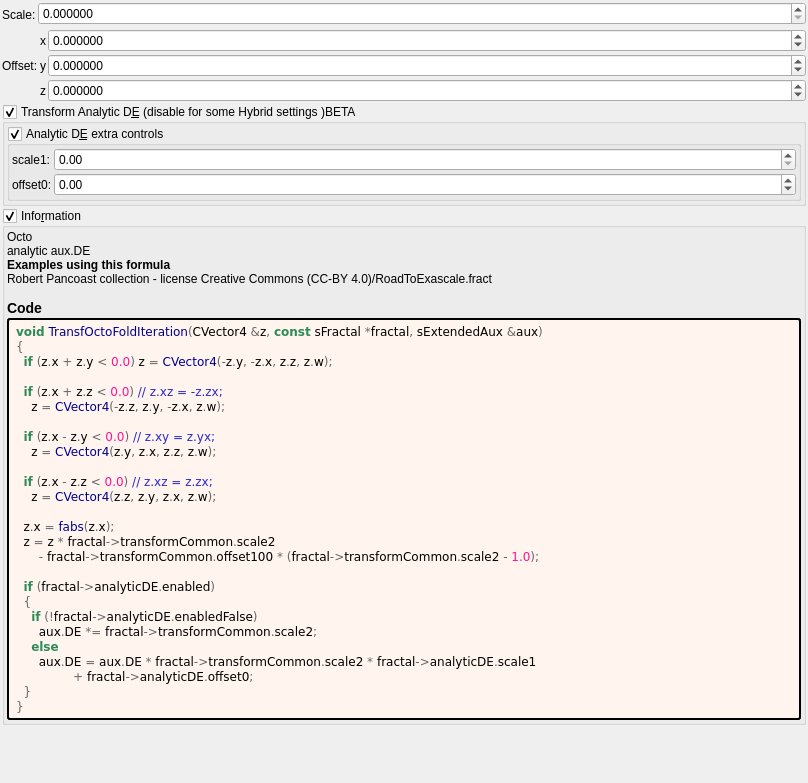
First picture: the form in mandelbulber2/formula/ui/transf_octo_fold.ui, repository buddhi1980/mandelbulber2, before the edit.
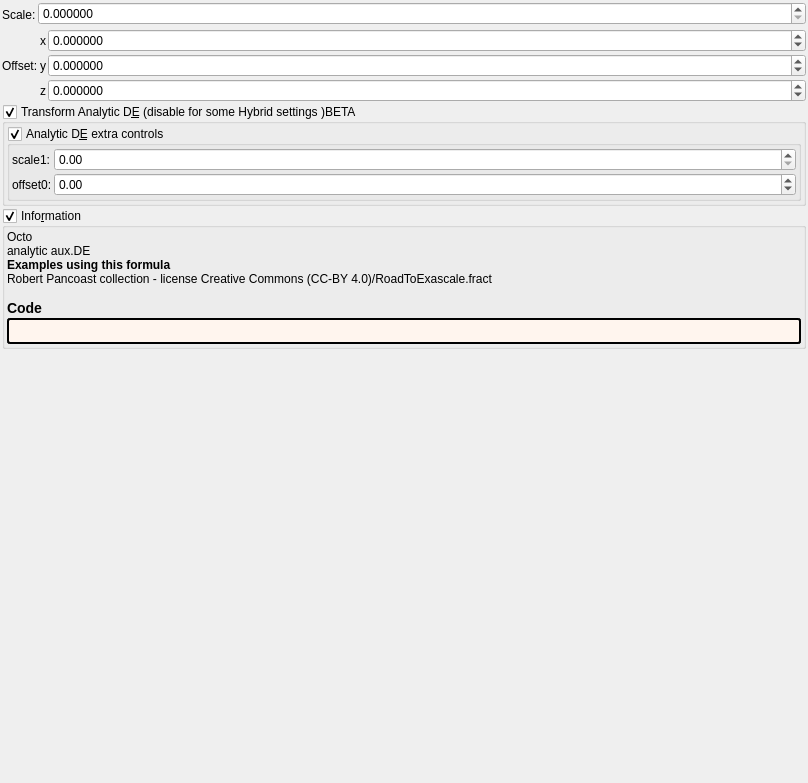
Second picture: the form after the edit. Custom widgets are drawn as their Qt base class.

```diff
--- a/mandelbulber2/formula/ui/transf_octo_fold.ui
+++ b/mandelbulber2/formula/ui/transf_octo_fold.ui
@@ -372,35 +372,7 @@
          <string notr="true">border-style: outset; border-width: 2px; border-radius: 3px; border-color: black; background-color: #fff5ee; padding: 4px;</string>
         </property>
         <property name="text">
-         <string notr="true">&lt;body style=&quot;background-color:#fff5ee&quot;&gt;
-&lt;pre style=&quot;color:#000000; background-color:#fff5ee;  font-family:'Courier New',monospace;&quot;&gt;&lt;span style=&quot;color:#2e8b57; font-weight:bold&quot;&gt;void&lt;/span&gt; &lt;span style=&quot;color:#00008f&quot;&gt;TransfOctoFoldIteration&lt;/span&gt;&lt;span style=&quot;color:#676767&quot;&gt;(&lt;/span&gt;CVector4 &lt;span style=&quot;color:#676767&quot;&gt;&amp;amp;&lt;/span&gt;z&lt;span style=&quot;color:#676767&quot;&gt;,&lt;/span&gt; &lt;span style=&quot;color:#2e8b57; font-weight:bold&quot;&gt;const&lt;/span&gt; sFractal &lt;span style=&quot;color:#676767&quot;&gt;*&lt;/span&gt;fractal&lt;span style=&quot;color:#676767&quot;&gt;,&lt;/span&gt; sExtendedAux &lt;span style=&quot;color:#676767&quot;&gt;&amp;amp;&lt;/span&gt;aux&lt;span style=&quot;color:#676767&quot;&gt;)&lt;/span&gt;
-&lt;span style=&quot;color:#676767&quot;&gt;{&lt;/span&gt;
-  &lt;span style=&quot;color:#2e8b57; font-weight:bold&quot;&gt;if&lt;/span&gt; &lt;span style=&quot;color:#676767&quot;&gt;(&lt;/span&gt;z&lt;span style=&quot;color:#676767&quot;&gt;.&lt;/span&gt;x &lt;span style=&quot;color:#676767&quot;&gt;+&lt;/span&gt; z&lt;span style=&quot;color:#676767&quot;&gt;.&lt;/span&gt;y &lt;span style=&quot;color:#676767&quot;&gt;&amp;lt;&lt;/span&gt; &lt;span style=&quot;color:#ff1493&quot;&gt;0.0&lt;/span&gt;&lt;span style=&quot;color:#676767&quot;&gt;)&lt;/span&gt; z &lt;span style=&quot;color:#676767&quot;&gt;=&lt;/span&gt; &lt;span style=&quot;color:#00008f&quot;&gt;CVector4&lt;/span&gt;&lt;span style=&quot;color:#676767&quot;&gt;(-&lt;/span&gt;z&lt;span style=&quot;color:#676767&quot;&gt;.&lt;/span&gt;y&lt;span style=&quot;color:#676767&quot;&gt;, -&lt;/span&gt;z&lt;span style=&quot;color:#676767&quot;&gt;.&lt;/span&gt;x&lt;span style=&quot;color:#676767&quot;&gt;,&lt;/span&gt; z&lt;span style=&quot;color:#676767&quot;&gt;.&lt;/span&gt;z&lt;span style=&quot;color:#676767&quot;&gt;,&lt;/span&gt; z&lt;span style=&quot;color:#676767&quot;&gt;.&lt;/span&gt;w&lt;span style=&quot;color:#676767&quot;&gt;);&lt;/span&gt;
-
-  &lt;span style=&quot;color:#2e8b57; font-weight:bold&quot;&gt;if&lt;/span&gt; &lt;span style=&quot;color:#676767&quot;&gt;(&lt;/span&gt;z&lt;span style=&quot;color:#676767&quot;&gt;.&lt;/span&gt;x &lt;span style=&quot;color:#676767&quot;&gt;+&lt;/span&gt; z&lt;span style=&quot;color:#676767&quot;&gt;.&lt;/span&gt;z &lt;span style=&quot;color:#676767&quot;&gt;&amp;lt;&lt;/span&gt; &lt;span style=&quot;color:#ff1493&quot;&gt;0.0&lt;/span&gt;&lt;span style=&quot;color:#676767&quot;&gt;)&lt;/span&gt; &lt;span style=&quot;color:#2929cc&quot;&gt;// z.xz = -z.zx;&lt;/span&gt;
-    z &lt;span style=&quot;color:#676767&quot;&gt;=&lt;/span&gt; &lt;span style=&quot;color:#00008f&quot;&gt;CVector4&lt;/span&gt;&lt;span style=&quot;color:#676767&quot;&gt;(-&lt;/span&gt;z&lt;span style=&quot;color:#676767&quot;&gt;.&lt;/span&gt;z&lt;span style=&quot;color:#676767&quot;&gt;,&lt;/span&gt; z&lt;span style=&quot;color:#676767&quot;&gt;.&lt;/span&gt;y&lt;span style=&quot;color:#676767&quot;&gt;, -&lt;/span&gt;z&lt;span style=&quot;color:#676767&quot;&gt;.&lt;/span&gt;x&lt;span style=&quot;color:#676767&quot;&gt;,&lt;/span&gt; z&lt;span style=&quot;color:#676767&quot;&gt;.&lt;/span&gt;w&lt;span style=&quot;color:#676767&quot;&gt;);&lt;/span&gt;
-
-  &lt;span style=&quot;color:#2e8b57; font-weight:bold&quot;&gt;if&lt;/span&gt; &lt;span style=&quot;color:#676767&quot;&gt;(&lt;/span&gt;z&lt;span style=&quot;color:#676767&quot;&gt;.&lt;/span&gt;x &lt;span style=&quot;color:#676767&quot;&gt;-&lt;/span&gt; z&lt;span style=&quot;color:#676767&quot;&gt;.&lt;/span&gt;y &lt;span style=&quot;color:#676767&quot;&gt;&amp;lt;&lt;/span&gt; &lt;span style=&quot;color:#ff1493&quot;&gt;0.0&lt;/span&gt;&lt;span style=&quot;color:#676767&quot;&gt;)&lt;/span&gt; &lt;span style=&quot;color:#2929cc&quot;&gt;// z.xy = z.yx;&lt;/span&gt;
-    z &lt;span style=&quot;color:#676767&quot;&gt;=&lt;/span&gt; &lt;span style=&quot;color:#00008f&quot;&gt;CVector4&lt;/span&gt;&lt;span style=&quot;color:#676767&quot;&gt;(&lt;/span&gt;z&lt;span style=&quot;color:#676767&quot;&gt;.&lt;/span&gt;y&lt;span style=&quot;color:#676767&quot;&gt;,&lt;/span&gt; z&lt;span style=&quot;color:#676767&quot;&gt;.&lt;/span&gt;x&lt;span style=&quot;color:#676767&quot;&gt;,&lt;/span&gt; z&lt;span style=&quot;color:#676767&quot;&gt;.&lt;/span&gt;z&lt;span style=&quot;color:#676767&quot;&gt;,&lt;/span&gt; z&lt;span style=&quot;color:#676767&quot;&gt;.&lt;/span&gt;w&lt;span style=&quot;color:#676767&quot;&gt;);&lt;/span&gt;
-
-  &lt;span style=&quot;color:#2e8b57; font-weight:bold&quot;&gt;if&lt;/span&gt; &lt;span style=&quot;color:#676767&quot;&gt;(&lt;/span&gt;z&lt;span style=&quot;color:#676767&quot;&gt;.&lt;/span&gt;x &lt;span style=&quot;color:#676767&quot;&gt;-&lt;/span&gt; z&lt;span style=&quot;color:#676767&quot;&gt;.&lt;/span&gt;z &lt;span style=&quot;color:#676767&quot;&gt;&amp;lt;&lt;/span&gt; &lt;span style=&quot;color:#ff1493&quot;&gt;0.0&lt;/span&gt;&lt;span style=&quot;color:#676767&quot;&gt;)&lt;/span&gt; &lt;span style=&quot;color:#2929cc&quot;&gt;// z.xz = z.zx;&lt;/span&gt;
-    z &lt;span style=&quot;color:#676767&quot;&gt;=&lt;/span&gt; &lt;span style=&quot;color:#00008f&quot;&gt;CVector4&lt;/span&gt;&lt;span style=&quot;color:#676767&quot;&gt;(&lt;/span&gt;z&lt;span style=&quot;color:#676767&quot;&gt;.&lt;/span&gt;z&lt;span style=&quot;color:#676767&quot;&gt;,&lt;/span&gt; z&lt;span style=&quot;color:#676767&quot;&gt;.&lt;/span&gt;y&lt;span style=&quot;color:#676767&quot;&gt;,&lt;/span&gt; z&lt;span style=&quot;color:#676767&quot;&gt;.&lt;/span&gt;x&lt;span style=&quot;color:#676767&quot;&gt;,&lt;/span&gt; z&lt;span style=&quot;color:#676767&quot;&gt;.&lt;/span&gt;w&lt;span style=&quot;color:#676767&quot;&gt;);&lt;/span&gt;
-
-  z&lt;span style=&quot;color:#676767&quot;&gt;.&lt;/span&gt;x &lt;span style=&quot;color:#676767&quot;&gt;=&lt;/span&gt; &lt;span style=&quot;color:#00008f&quot;&gt;fabs&lt;/span&gt;&lt;span style=&quot;color:#676767&quot;&gt;(&lt;/span&gt;z&lt;span style=&quot;color:#676767&quot;&gt;.&lt;/span&gt;x&lt;span style=&quot;color:#676767&quot;&gt;);&lt;/span&gt;
-  z &lt;span style=&quot;color:#676767&quot;&gt;=&lt;/span&gt; z &lt;span style=&quot;color:#676767&quot;&gt;*&lt;/span&gt; fractal&lt;span style=&quot;color:#676767&quot;&gt;-&amp;gt;&lt;/span&gt;transformCommon&lt;span style=&quot;color:#676767&quot;&gt;.&lt;/span&gt;scale2
-      &lt;span style=&quot;color:#676767&quot;&gt;-&lt;/span&gt; fractal&lt;span style=&quot;color:#676767&quot;&gt;-&amp;gt;&lt;/span&gt;transformCommon&lt;span style=&quot;color:#676767&quot;&gt;.&lt;/span&gt;offset100 &lt;span style=&quot;color:#676767&quot;&gt;* (&lt;/span&gt;fractal&lt;span style=&quot;color:#676767&quot;&gt;-&amp;gt;&lt;/span&gt;transformCommon&lt;span style=&quot;color:#676767&quot;&gt;.&lt;/span&gt;scale2 &lt;span style=&quot;color:#676767&quot;&gt;-&lt;/span&gt; &lt;span style=&quot;color:#ff1493&quot;&gt;1.0&lt;/span&gt;&lt;span style=&quot;color:#676767&quot;&gt;);&lt;/span&gt;
-
-  &lt;span style=&quot;color:#2e8b57; font-weight:bold&quot;&gt;if&lt;/span&gt; &lt;span style=&quot;color:#676767&quot;&gt;(&lt;/span&gt;fractal&lt;span style=&quot;color:#676767&quot;&gt;-&amp;gt;&lt;/span&gt;analyticDE&lt;span style=&quot;color:#676767&quot;&gt;.&lt;/span&gt;enabled&lt;span style=&quot;color:#676767&quot;&gt;)&lt;/span&gt;
-  &lt;span style=&quot;color:#676767&quot;&gt;{&lt;/span&gt;
-    &lt;span style=&quot;color:#2e8b57; font-weight:bold&quot;&gt;if&lt;/span&gt; &lt;span style=&quot;color:#676767&quot;&gt;(!&lt;/span&gt;fractal&lt;span style=&quot;color:#676767&quot;&gt;-&amp;gt;&lt;/span&gt;analyticDE&lt;span style=&quot;color:#676767&quot;&gt;.&lt;/span&gt;enabledFalse&lt;span style=&quot;color:#676767&quot;&gt;)&lt;/span&gt;
-      aux&lt;span style=&quot;color:#676767&quot;&gt;.&lt;/span&gt;DE &lt;span style=&quot;color:#676767&quot;&gt;*=&lt;/span&gt; fractal&lt;span style=&quot;color:#676767&quot;&gt;-&amp;gt;&lt;/span&gt;transformCommon&lt;span style=&quot;color:#676767&quot;&gt;.&lt;/span&gt;scale2&lt;span style=&quot;color:#676767&quot;&gt;;&lt;/span&gt;
-    &lt;span style=&quot;color:#2e8b57; font-weight:bold&quot;&gt;else&lt;/span&gt;
-      aux&lt;span style=&quot;color:#676767&quot;&gt;.&lt;/span&gt;DE &lt;span style=&quot;color:#676767&quot;&gt;=&lt;/span&gt; aux&lt;span style=&quot;color:#676767&quot;&gt;.&lt;/span&gt;DE &lt;span style=&quot;color:#676767&quot;&gt;*&lt;/span&gt; fractal&lt;span style=&quot;color:#676767&quot;&gt;-&amp;gt;&lt;/span&gt;transformCommon&lt;span style=&quot;color:#676767&quot;&gt;.&lt;/span&gt;scale2 &lt;span style=&quot;color:#676767&quot;&gt;*&lt;/span&gt; fractal&lt;span style=&quot;color:#676767&quot;&gt;-&amp;gt;&lt;/span&gt;analyticDE&lt;span style=&quot;color:#676767&quot;&gt;.&lt;/span&gt;scale1
-               &lt;span style=&quot;color:#676767&quot;&gt;+&lt;/span&gt; fractal&lt;span style=&quot;color:#676767&quot;&gt;-&amp;gt;&lt;/span&gt;analyticDE&lt;span style=&quot;color:#676767&quot;&gt;.&lt;/span&gt;offset0&lt;span style=&quot;color:#676767&quot;&gt;;&lt;/span&gt;
-  &lt;span style=&quot;color:#676767&quot;&gt;}&lt;/span&gt;
-&lt;span style=&quot;color:#676767&quot;&gt;}&lt;/span&gt;
-&lt;/pre&gt;
-&lt;/body&gt;</string>
+         <string notr="true"></string>
         </property>
         <property name="wordWrap">
          <bool>true</bool>
```
